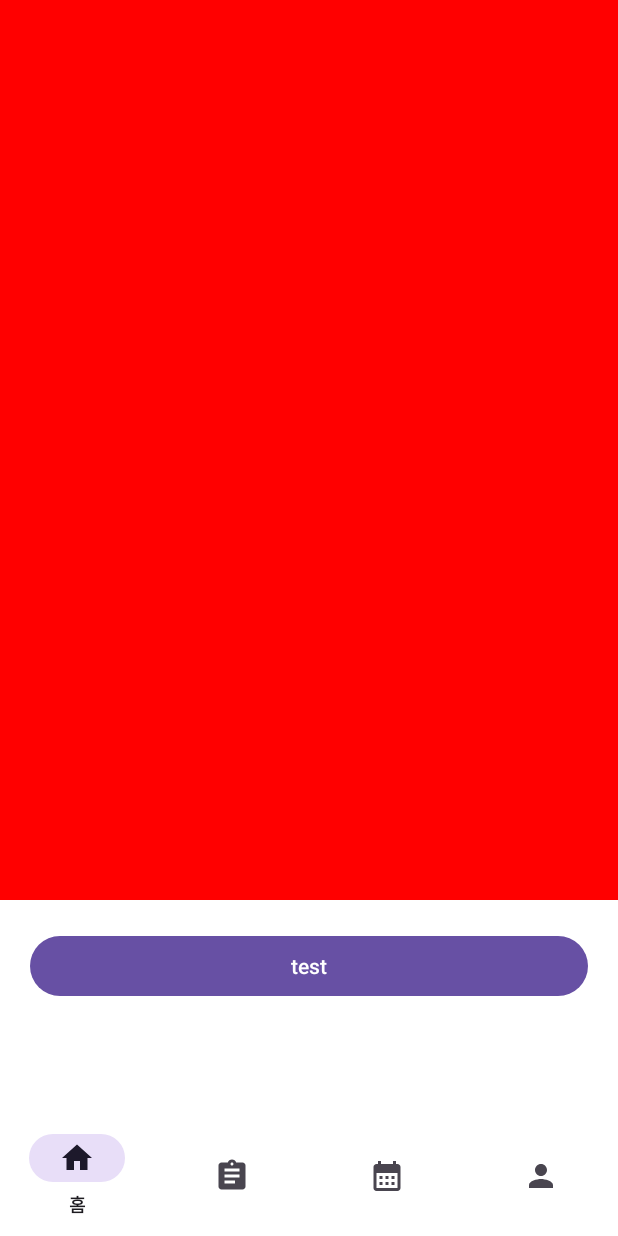
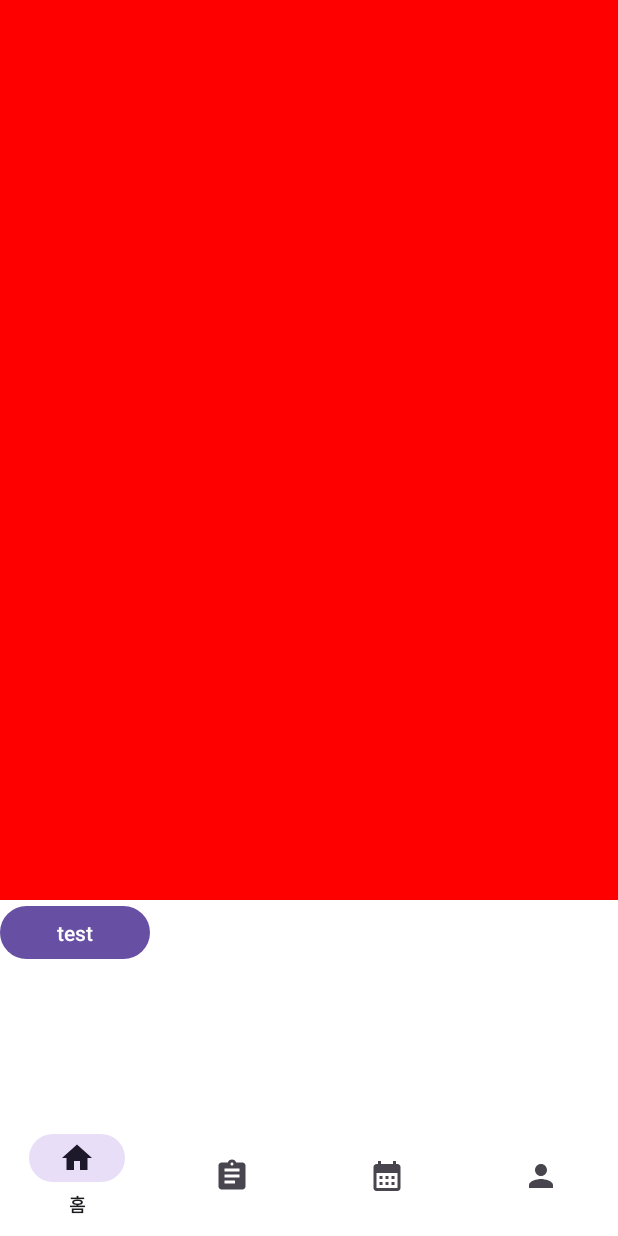
Before and after one commit to KT-Beak-Ho/Front_end, an Android app: the screen it shows after launch (MainActivity), after a tap on "test", on a phone screen of 412 x 824 dp. Run offline under Robolectric (Android 15) with nearby library versions, the phone set to English and light mode, and no system bars; our stand-ins replace navigation-ui.

```diff
--- a/app/src/main/res/layout/fragment_home_joblist.xml
+++ b/app/src/main/res/layout/fragment_home_joblist.xml
@@ -12,6 +12,7 @@
         android:layout_width="match_parent"
         android:layout_height="600dp"
         android:layout_marginTop="0dp"
+        android:layout_marginBottom="200dp"
         app:layout_constraintTop_toTopOf="parent"
 
         android:background="#FFFF00">
@@ -63,12 +64,11 @@
 
     <Button
         android:id="@+id/test"
-        android:layout_width="match_parent"
-        android:layout_height="wrap_content"
-        android:layout_margin="20dp"
-        android:layout_marginTop="332dp"
+        android:layout_width="100dp"
+        android:layout_height="43dp"
+        android:layout_marginLeft="0dp"
         android:text="test"
         app:layout_constraintTop_toBottomOf="@+id/frame_layout"
-        tools:layout_editor_absoluteX="48dp" />
+        tools:layout_editor_absoluteX="316dp" />
 
 </androidx.constraintlayout.widget.ConstraintLayout>
```
